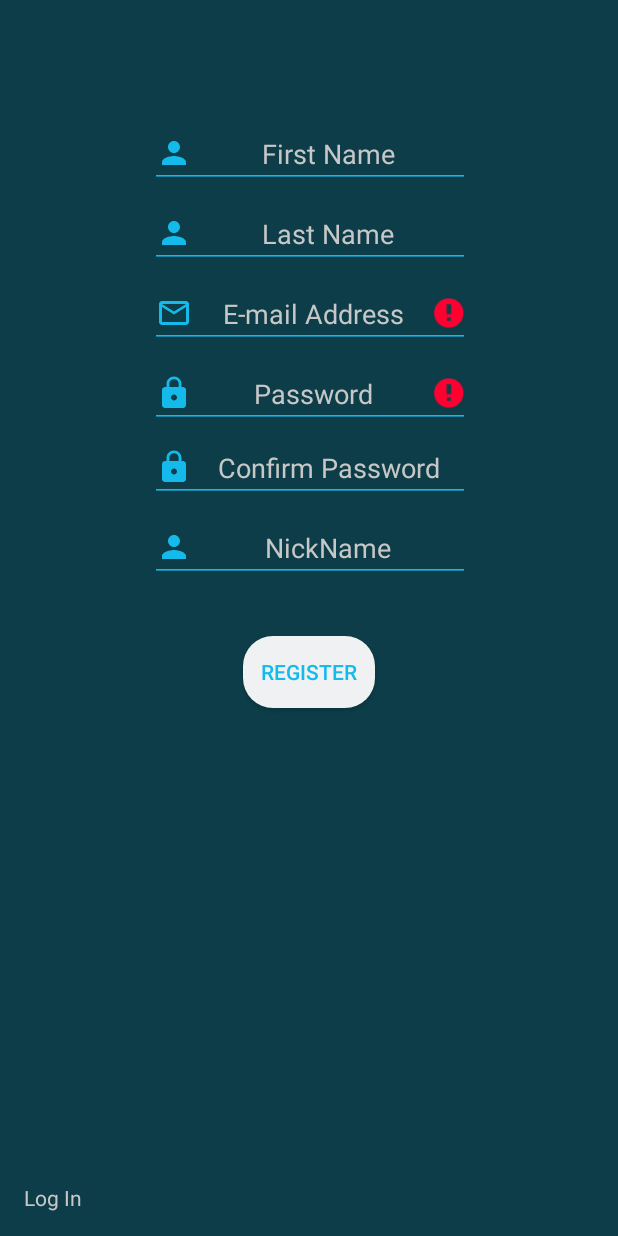
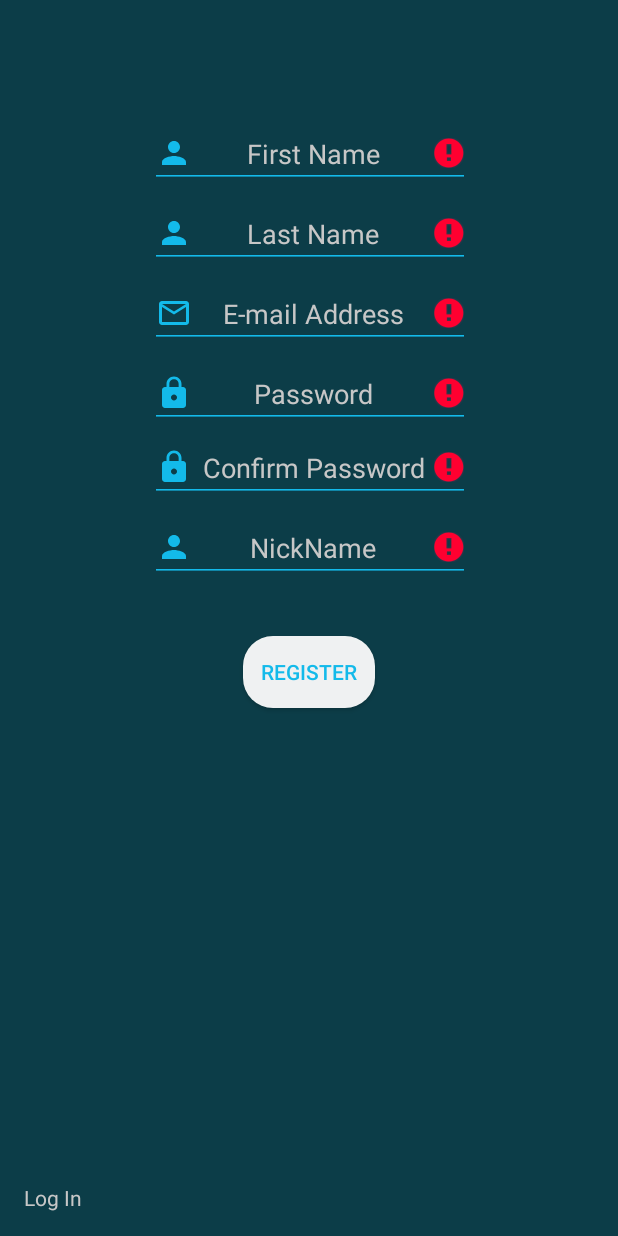
Before and after one commit to ethanwc/Group-4-TCSS-450, an Android app: the fragment NewUserFragment placed in its activity, after a tap on "REGISTER", on a phone screen of 412 x 824 dp. Run offline under Robolectric (Android 15) with nearby library versions, the phone set to English and light mode, and no system bars.

```diff
--- a/Wessenger/app/src/main/java/ethanwc/tcss450/uw/edu/template/Main/NewUserFragment.java
+++ b/Wessenger/app/src/main/java/ethanwc/tcss450/uw/edu/template/Main/NewUserFragment.java
@@ -111,10 +111,17 @@ public class NewUserFragment extends WaitFragment {
         int length = pass1.length();
 
 
+        if (fn.isEmpty()) edit_fn.setError("First name must be entered.");
+
+        if (ln.isEmpty()) edit_ln.setError("Last name must be entered.");
+
+        if (pass2.isEmpty()) edit_pass2.setError("Password must be entered.");
+
+        if (username.isEmpty()) edit_username.setError("Nickname must be entered.");
 
         if (!email.contains("@")) edit_email.setError("Invalid e-mail");
+        if (pass1.length() < 6) edit_pass1.setError("Password must be at least 6 characters including numeric, alphabetic, and special characters.");
 
-        if (email.length() < 1 || pass1.length() < 1 || pass2.length() < 1) edit_pass1.setError("Please fill all forms");
 
         if (!pass1.equals(pass2)) edit_pass2.setError("Passwords do not match");
 
@@ -128,25 +135,14 @@ public class NewUserFragment extends WaitFragment {
                 mHasNumber = isHasNumber(pass1.charAt(i));
             }
         }
+
+        if (!mHasSpecialCharacter) edit_pass1.setError("Password must contain a special character(!,@,#,...)");
+        if (!mHasAlphabet) edit_pass1.setError("Password must contain an alphabetic character(a,b,c,...)");
+        if (!mHasNumber) edit_pass1.setError("Password must contain a numeric character(1,2,3,...)");
         mPasswordContain = (pass1.length() > 5 && mHasSpecialCharacter==true && mHasAlphabet==true && mHasNumber==true);
-        if (!(pass1.length() > 5 && mHasSpecialCharacter==true && mHasAlphabet==true && mHasNumber==true)) {
-            System.out.println("---ALl NOT good----");
-            System.out.println("has special"+ mHasSpecialCharacter);
-            System.out.println("has number"+ mHasNumber);
-            System.out.println("has alphabet"+ mHasAlphabet);
-            edit_pass1.setError("Password must be at least 6 characters, special character");
 
-        }else{
-            System.out.println((pass1.length() > 5 && mHasSpecialCharacter==true));
-            System.out.println("has special"+ mHasSpecialCharacter);
-            System.out.println("has number"+ mHasNumber);
-            System.out.println("has alphabet"+ mHasAlphabet);
-            System.out.println("lenght of string"+pass1.length());
-            System.out.println("ALl good----");
-
-        }
 System.out.println("++++++#####"+mPasswordContain);
-        if (mPasswordContain && at && match && length > 5) {
+        if (mPasswordContain && at && match && length > 5 && (!fn.isEmpty()) && (!ln.isEmpty())) {
             if (mListener != null) {
                 mCredentials = new Credentials.Builder(email, pass1)
                         .addFirstName(fn)
```
